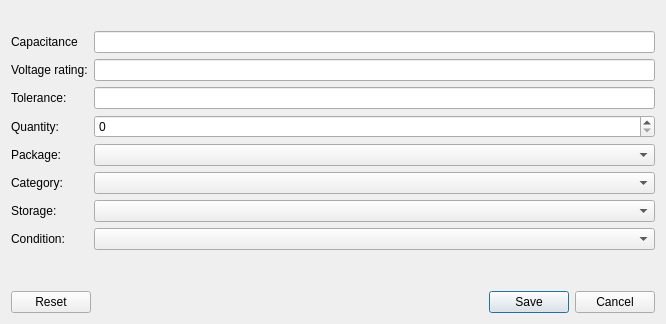
Old version of the form src/dialogs/quickaddcapacitordialog.ui in the repository jassuncao/myparts.
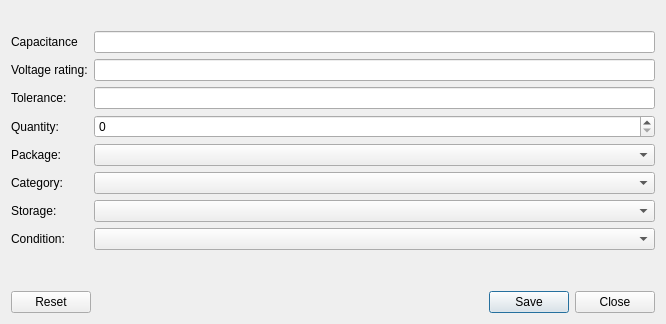
New version of the form. Icons and pictures are not drawn. Custom widgets are drawn as their Qt base class.

The edit to the form file:
```diff
--- a/src/dialogs/quickaddcapacitordialog.ui
+++ b/src/dialogs/quickaddcapacitordialog.ui
@@ -174,7 +174,7 @@
       <enum>Qt::Horizontal</enum>
      </property>
      <property name="standardButtons">
-      <set>QDialogButtonBox::Cancel|QDialogButtonBox::Reset|QDialogButtonBox::Save</set>
+      <set>QDialogButtonBox::Close|QDialogButtonBox::Reset|QDialogButtonBox::Save</set>
      </property>
     </widget>
    </item>
```
